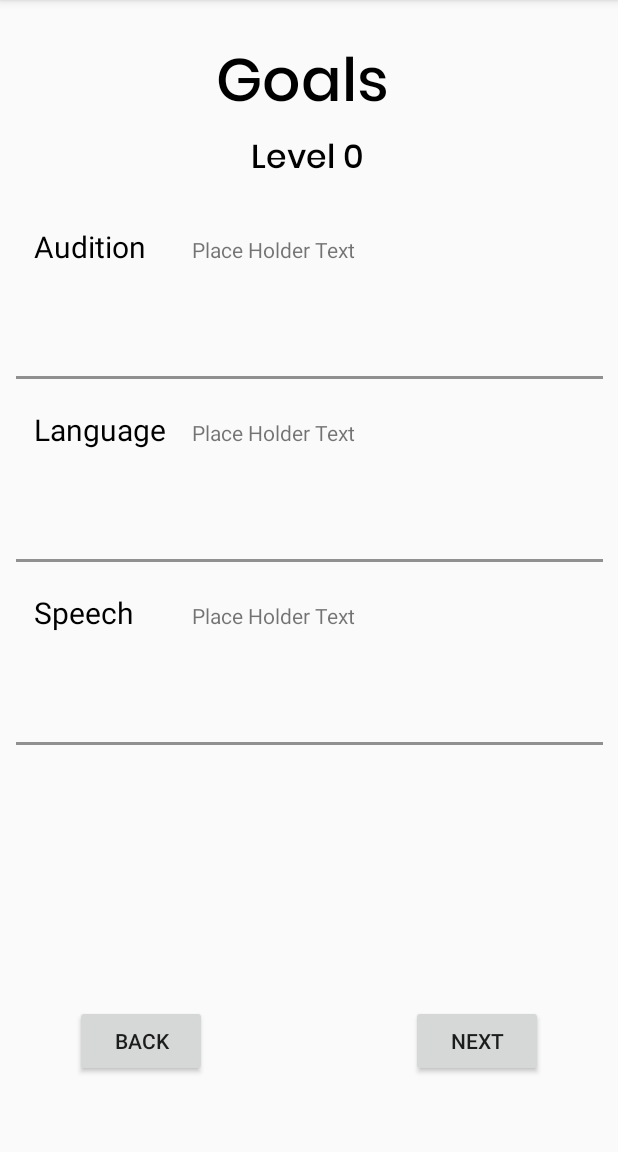
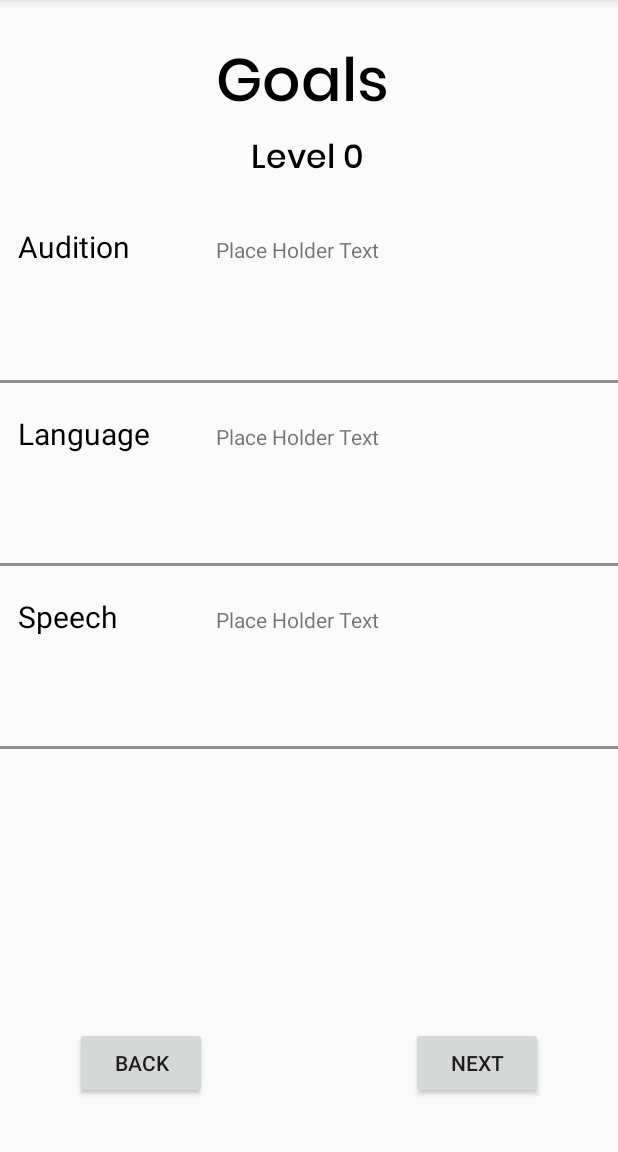
Before and after one commit to Montfort-TEP/Montfort_Care, an Android app: the Goals screen opened directly, with no data from a screen before it, on a phone screen of 412 x 824 dp, the part 84-1236 px from its top. Run offline under Robolectric (Android 15) with nearby library versions, the phone set to English and light mode, and no system bars; Roboto replaces fonts that are not available here.

Commit message:
Goals activity

```diff
--- /dev/null
+++ b/app/src/main/res/drawable/cellshape.xml
@@ -0,0 +1,6 @@
+<?xml version="1.0" encoding="utf-8"?>
+<shape
+    xmlns:android="http://schemas.android.com/apk/res/android"
+        android:shape = "rectangle">
+            <stroke android:width="1dp" android:color="#ff9"/>
+</shape>
--- a/app/src/main/res/layout/activity_goals.xml
+++ b/app/src/main/res/layout/activity_goals.xml
@@ -35,24 +35,25 @@
 
     <TableLayout
         android:id="@+id/tableLayout"
-        android:layout_width="391dp"
+        android:layout_width="match_parent"
         android:layout_height="wrap_content"
         android:layout_marginTop="40dp"
+        android:stretchColumns="1"
         app:layout_constraintEnd_toEndOf="parent"
         app:layout_constraintStart_toStartOf="parent"
-        android:stretchColumns="1"
         app:layout_constraintTop_toBottomOf="@+id/goalsTv">
 
         <TableRow
-            android:id="@+id/audition_content"
+            android:id="@+id/audition_row"
             android:layout_width="match_parent"
             android:layout_height="wrap_content"
             android:layout_marginStart="12dp"
             android:layout_marginTop="20dp"
-            android:layout_marginEnd="5dp">
+            android:layout_marginEnd="5dp"
+            android:layout_marginBottom="1dp">
 
             <TextView
-                android:id="@+id/textView5"
+                android:id="@+id/audition_tv"
                 android:layout_width="wrap_content"
                 android:layout_height="wrap_content"
                 android:layout_column="1"
@@ -61,8 +62,8 @@
                 android:textSize="20sp" />
 
             <TextView
-                android:id="@+id/textView6"
-                android:layout_width="276dp"
+                android:id="@+id/audition_content"
+                android:layout_width="280dp"
                 android:layout_height="100dp"
                 android:layout_marginStart="12dp"
                 android:layout_marginTop="0dp"
@@ -71,8 +72,10 @@
         </TableRow>
 
         <View
-            android:layout_height="2dip"
-            android:background="#FF909090" />
+            android:layout_height="2dp"
+            android:layout_marginTop="1dp"
+            android:background="#FF909090"
+            android:paddingTop="2dp" />
 
         <TableRow
             android:layout_width="match_parent"
@@ -82,17 +85,17 @@
             android:layout_marginEnd="5dp">
 
             <TextView
-                android:id="@+id/textView9"
+                android:id="@+id/language_tv"
                 android:layout_width="wrap_content"
                 android:layout_height="wrap_content"
+                android:layout_column="1"
                 android:text="Language"
                 android:textColor="@android:color/black"
-                android:layout_column="1"
-                android:textSize="20dp" />
+                android:textSize="20sp" />
 
             <TextView
                 android:id="@+id/language_content"
-                android:layout_width="276dp"
+                android:layout_width="280dp"
                 android:layout_height="100dp"
                 android:layout_marginStart="12dp"
                 android:text="@string/place_holder_text" />
@@ -110,17 +113,17 @@
             android:layout_marginEnd="5dp">
 
             <TextView
-                android:id="@+id/textView12"
+                android:id="@+id/speech_tv"
                 android:layout_width="wrap_content"
                 android:layout_height="wrap_content"
                 android:layout_column="1"
                 android:text="Speech"
                 android:textColor="@android:color/black"
-                android:textSize="20dp" />
+                android:textSize="20sp" />
 
             <TextView
                 android:id="@+id/speech_content"
-                android:layout_width="286dp"
+                android:layout_width="280dp"
                 android:layout_height="100dp"
                 android:layout_marginStart="12dp"
                 android:text="@string/place_holder_text" />
@@ -138,7 +141,7 @@
         android:layout_width="wrap_content"
         android:layout_height="wrap_content"
         android:layout_marginStart="50dp"
-        android:layout_marginBottom="50dp"
+        android:layout_marginBottom="35dp"
         android:text="Back"
         app:layout_constraintBottom_toBottomOf="parent"
         app:layout_constraintStart_toStartOf="parent" />
@@ -148,7 +151,7 @@
         android:layout_width="wrap_content"
         android:layout_height="wrap_content"
         android:layout_marginEnd="50dp"
-        android:layout_marginBottom="50dp"
+        android:layout_marginBottom="35dp"
         android:text="Next"
         app:layout_constraintBottom_toBottomOf="parent"
         app:layout_constraintEnd_toEndOf="parent" />
```
